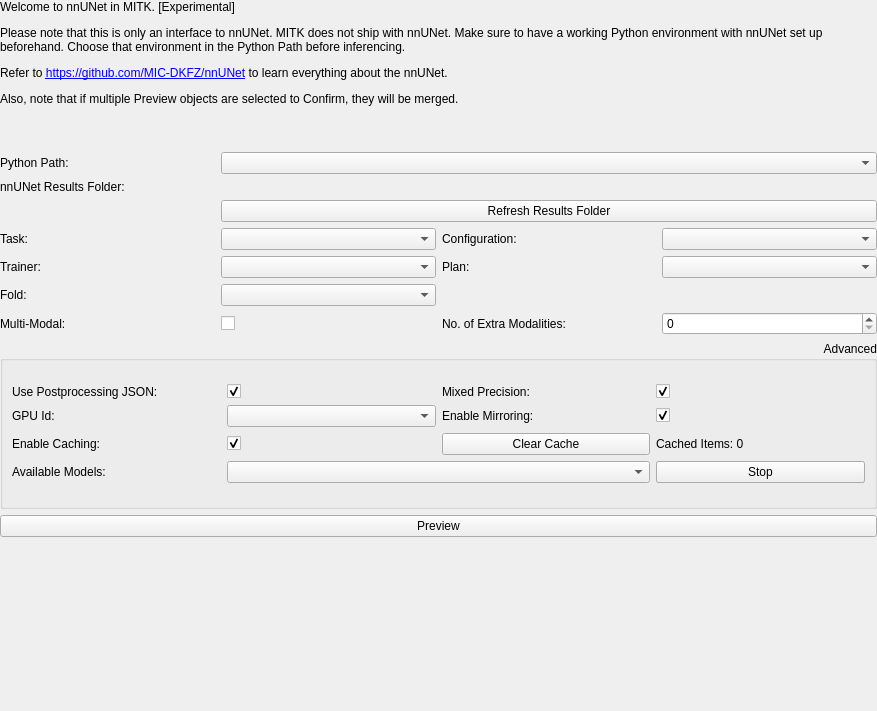
Old version of the form Modules/SegmentationUI/Qmitk/QmitknnUNetToolGUIControls.ui in the repository MITK/MITK.
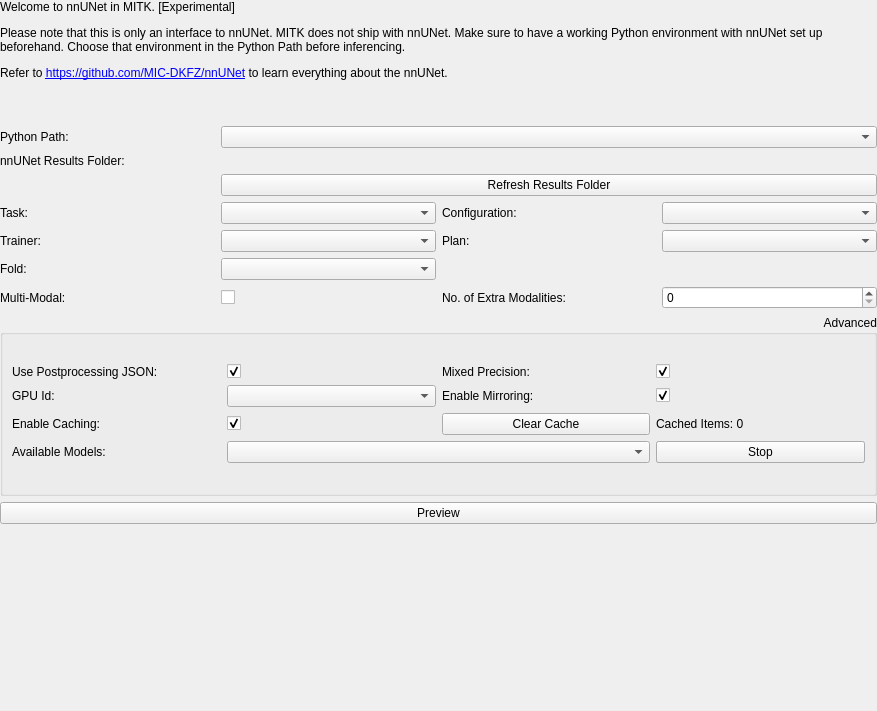
New version of the form. Custom widgets are drawn as their Qt base class.

Commit message: Update nnUnet intro text on tool UI

The edit to the form file:
```diff
--- a/Modules/SegmentationUI/Qmitk/QmitknnUNetToolGUIControls.ui
+++ b/Modules/SegmentationUI/Qmitk/QmitknnUNetToolGUIControls.ui
@@ -139,7 +139,7 @@
         </sizepolicy>
        </property>
        <property name="text">
-        <string>&lt;html&gt;&lt;head/&gt;&lt;body&gt;&lt;p&gt;Welcome to nnUNet in MITK. [Experimental]&lt;/p&gt;&lt;p&gt;Please note that this is only an interface to nnUNet. MITK does not ship with nnUNet. Make sure to have a working Python environment with nnUNet set up beforehand. Choose that environment in the Python Path before inferencing. &lt;/p&gt;&lt;p&gt;Refer to &lt;a href=&quot;https://github.com/MIC-DKFZ/nnUNet&quot;&gt;&lt;span style=&quot; text-decoration: underline; color:#0000ff;&quot;&gt;https://github.com/MIC-DKFZ/nnUNet&lt;/span&gt;&lt;/a&gt; to learn everything about the nnUNet.&lt;/p&gt;&lt;p&gt;Also, note that if multiple Preview objects are selected to Confirm, they will be merged. &lt;/p&gt;&lt;p&gt;&lt;br/&gt;&lt;/p&gt;&lt;/body&gt;&lt;/html&gt;</string>
+        <string>&lt;html&gt;&lt;head/&gt;&lt;body&gt;&lt;p&gt;Welcome to nnUNet in MITK. [Experimental]&lt;/p&gt;&lt;p&gt;Please note that this is only an interface to nnUNet. MITK does not ship with nnUNet. Make sure to have a working Python environment with nnUNet set up beforehand. Choose that environment in the Python Path before inferencing. &lt;/p&gt;&lt;p&gt;Refer to &lt;a href=&quot;https://github.com/MIC-DKFZ/nnUNet&quot;&gt;&lt;span style=&quot; text-decoration: underline; color:#0000ff;&quot;&gt;https://github.com/MIC-DKFZ/nnUNet&lt;/span&gt;&lt;/a&gt; to learn everything about the nnUNet.&lt;/p&gt;&lt;p&gt;&lt;br/&gt;&lt;/p&gt;&lt;/body&gt;&lt;/html&gt;</string>
        </property>
        <property name="textFormat">
         <enum>Qt::RichText</enum>
```
